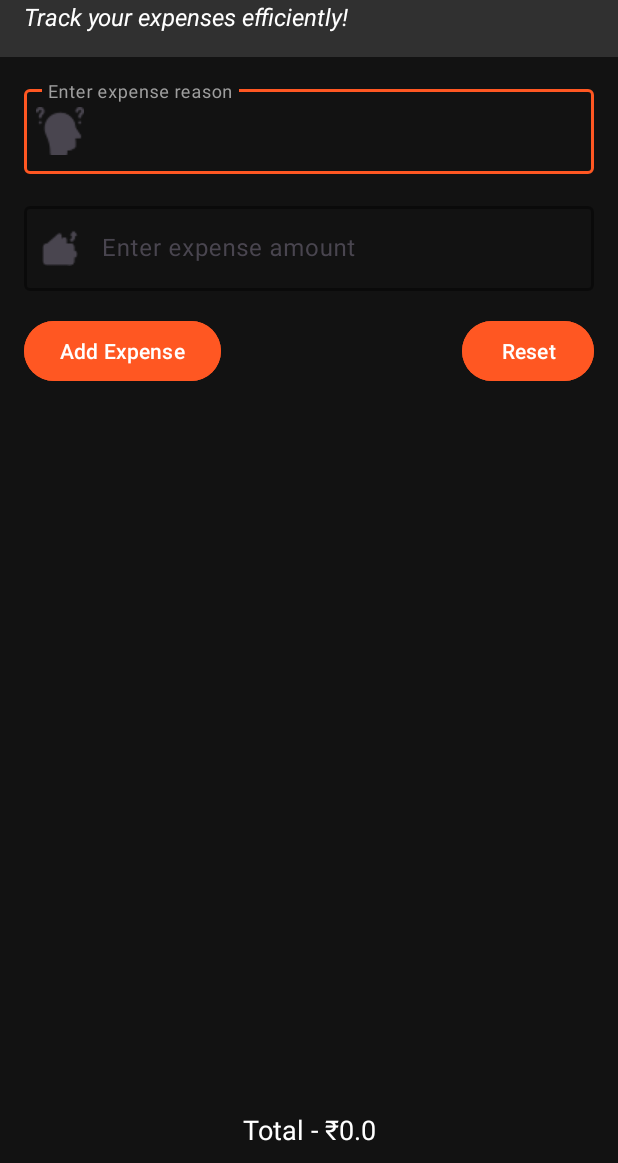
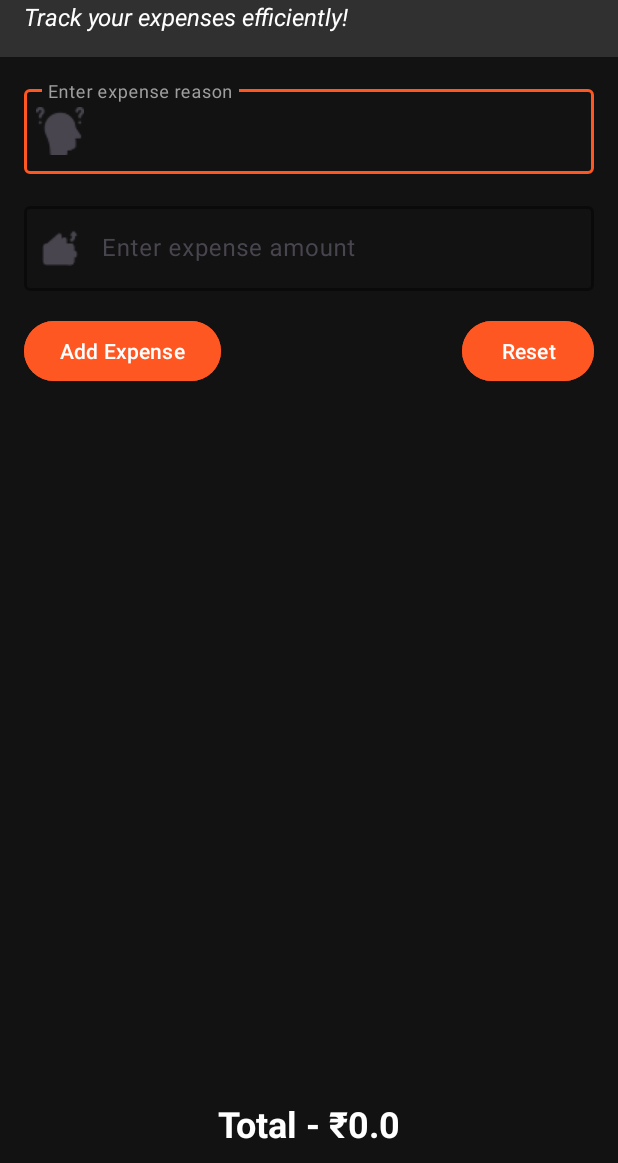
Before and after one commit to wolfnhk20/ExpenseTracker, an Android app: the screen it shows after launch (MainActivity), on a phone screen of 412 x 824 dp, the part 73-1236 px from its top. Run offline under Robolectric (Android 15) with nearby library versions, the phone set to English and light mode, and no system bars.

Commit message:
ui updates

```diff
--- a/app/src/main/res/layout/activity_main.xml
+++ b/app/src/main/res/layout/activity_main.xml
@@ -143,7 +143,8 @@
         android:layout_alignParentBottom="true"
         android:layout_marginTop="16dp"
         android:textColor="@color/text_color"
-        android:textSize="18sp"
+        android:textSize="24sp"
+        android:textStyle="bold"
         android:gravity="center_horizontal"
         android:layout_marginBottom="10dp"/>
 
```
